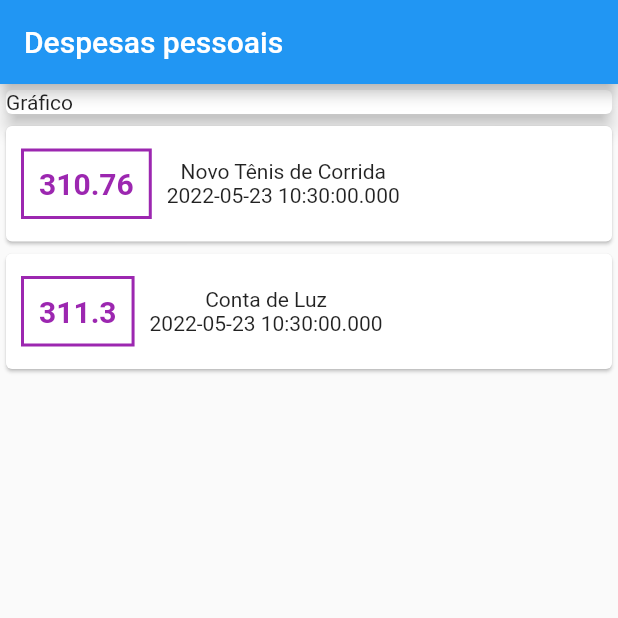
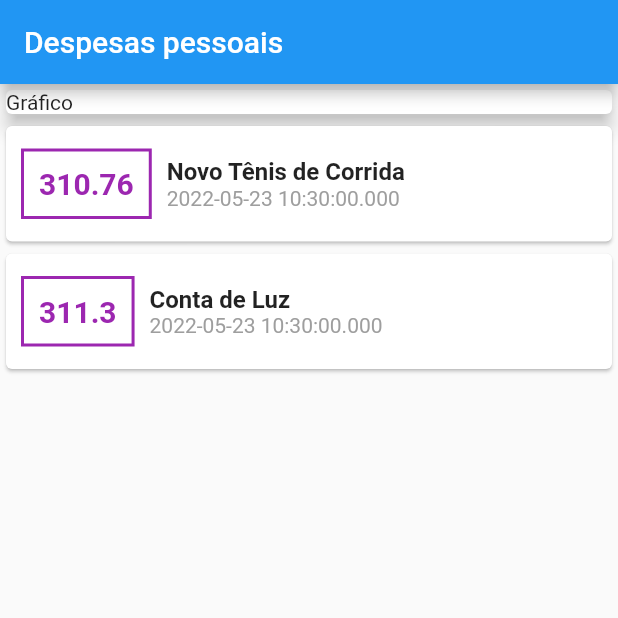
Before and after one commit to lucasviinic/learning-flutter, a Flutter app: the screen it shows after launch, on a phone screen of 412 x 824 dp, the top half of it. Run offline on Flutter 3.47's test engine with Material 2 defaults, Android fonts, the phone set to English and light mode, and no system bars.

Commit message:
resolução do desafio de estilização do titulo e da data

```diff
--- a/expenses/lib/main.dart
+++ b/expenses/lib/main.dart
@@ -74,9 +74,19 @@ class MyHomePage extends StatelessWidget {
                       )
                     ),
                     Column(
+                      crossAxisAlignment: CrossAxisAlignment.start,
                       children: [
-                        Text(tr.title),
-                        Text(tr.date.toString())
+                        Text(
+                          tr.title,
+                          style: TextStyle(
+                            fontSize: 16,
+                            fontWeight: FontWeight.bold
+                          ),
+                        ),
+                        Text(
+                          tr.date.toString(),
+                          style: TextStyle(color: Colors.grey),
+                        )
                       ],
                     )
                   ]
```
